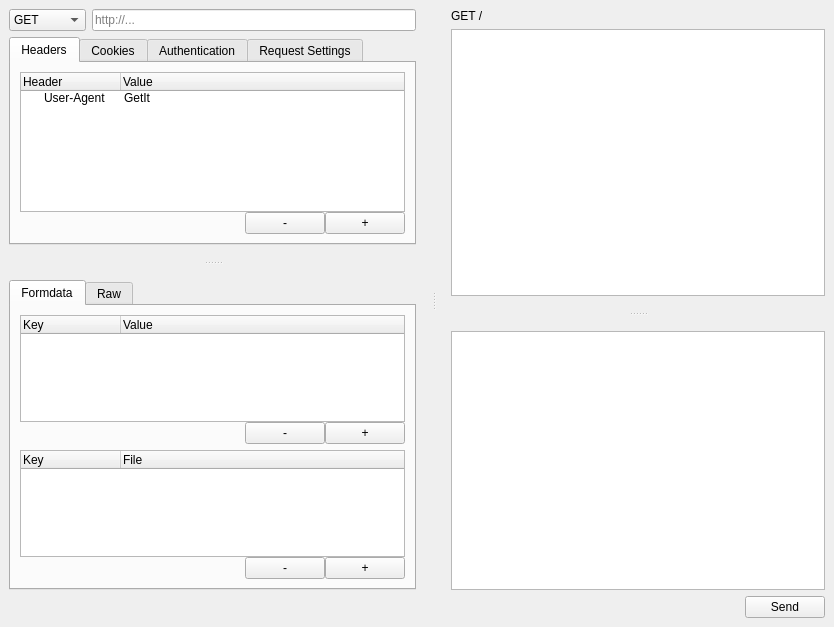
Old version of the form src/gui/MainWindow/MainWindow.ui in the repository 5l1v3r1/GetIt.
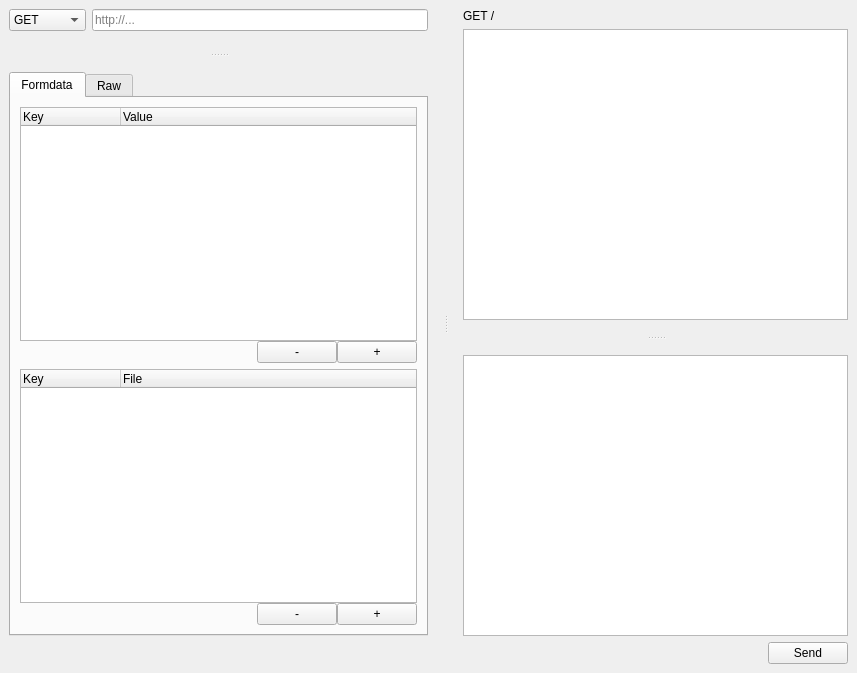
New version of the form.

Commit message: Refactor request info widget

Patch:
```diff
--- a/src/gui/MainWindow/MainWindow.ui
+++ b/src/gui/MainWindow/MainWindow.ui
@@ -6,8 +6,8 @@
    <rect>
     <x>0</x>
     <y>0</y>
-    <width>834</width>
-    <height>627</height>
+    <width>857</width>
+    <height>673</height>
    </rect>
   </property>
   <property name="windowTitle">
@@ -27,7 +27,7 @@
        <bool>false</bool>
       </property>
       <widget class="QWidget" name="">
-       <layout class="QVBoxLayout" name="layoutRequest">
+       <layout class="QVBoxLayout" name="verticalLayout_2">
         <item>
          <layout class="QHBoxLayout" name="horizontalLayout">
           <item>
@@ -79,242 +79,15 @@
          </layout>
         </item>
         <item>
-         <widget class="QSplitter" name="splitterRequestInfoBody">
+         <widget class="QSplitter" name="splitter">
           <property name="orientation">
            <enum>Qt::Vertical</enum>
           </property>
           <property name="handleWidth">
            <number>35</number>
           </property>
-          <widget class="QTabWidget" name="tabpagesRequestInfo">
-           <property name="currentIndex">
-            <number>0</number>
-           </property>
-           <widget class="QWidget" name="tabHeaders">
-            <attribute name="title">
-             <string>Headers</string>
-            </attribute>
-            <layout class="QGridLayout" name="gridLayout_2">
-             <item row="0" column="0">
-              <layout class="QVBoxLayout" name="layoutHeaders">
-               <property name="spacing">
-                <number>0</number>
-               </property>
-               <item>
-                <widget class="QTreeWidget" name="treeHeaders">
-                 <property name="tabKeyNavigation">
-                  <bool>true</bool>
-                 </property>
-                 <property name="alternatingRowColors">
-                  <bool>true</bool>
-                 </property>
-                 <property name="rootIsDecorated">
-                  <bool>true</bool>
-                 </property>
-                 <property name="uniformRowHeights">
-                  <bool>true</bool>
-                 </property>
-                 <property name="sortingEnabled">
-                  <bool>false</bool>
-                 </property>
-                 <property name="animated">
-                  <bool>true</bool>
-                 </property>
-                 <property name="allColumnsShowFocus">
-                  <bool>true</bool>
-                 </property>
-                 <attribute name="headerMinimumSectionSize">
-                  <number>19</number>
-                 </attribute>
-                 <column>
-                  <property name="text">
-                   <string>Header</string>
-                  </property>
-                 </column>
-                 <column>
-                  <property name="text">
-                   <string>Value</string>
-                  </property>
-                 </column>
-                 <item>
-                  <property name="text">
-                   <string>User-Agent</string>
-                  </property>
-                  <property name="text">
-                   <string>GetIt</string>
-                  </property>
-                 </item>
-                </widget>
-               </item>
-               <item>
-                <layout class="QHBoxLayout" name="layoutHeadersButtons">
-                 <property name="spacing">
-                  <number>0</number>
-                 </property>
-                 <item>
-                  <spacer name="spacerHeadersButtons">
-                   <property name="orientation">
-                    <enum>Qt::Horizontal</enum>
-                   </property>
-                   <property name="sizeHint" stdset="0">
-                    <size>
-                     <width>40</width>
-                     <height>20</height>
-                    </size>
-                   </property>
-                  </spacer>
-                 </item>
-                 <item>
-                  <widget class="QPushButton" name="btnRemoveHeader">
-                   <property name="text">
-                    <string>-</string>
-                   </property>
-                  </widget>
-                 </item>
-                 <item>
-                  <widget class="QPushButton" name="btnAddHeader">
-                   <property name="text">
-                    <string>+</string>
-                   </property>
-                  </widget>
-                 </item>
-                </layout>
-               </item>
-              </layout>
-             </item>
-            </layout>
-           </widget>
-           <widget class="QWidget" name="tabCookies">
-            <attribute name="title">
-             <string>Cookies</string>
-            </attribute>
-            <layout class="QGridLayout" name="gridLayout_4">
-             <item row="0" column="0">
-              <layout class="QVBoxLayout" name="layoutCookies">
-               <property name="spacing">
-                <number>0</number>
-               </property>
-               <item>
-                <widget class="QTreeWidget" name="treeCookies">
-                 <property name="tabKeyNavigation">
-                  <bool>true</bool>
-                 </property>
-                 <property name="alternatingRowColors">
-                  <bool>true</bool>
-                 </property>
-                 <property name="rootIsDecorated">
-                  <bool>true</bool>
-                 </property>
-                 <property name="uniformRowHeights">
-                  <bool>true</bool>
-                 </property>
-                 <property name="sortingEnabled">
-                  <bool>false</bool>
-                 </property>
-                 <property name="animated">
-                  <bool>true</bool>
-                 </property>
-                 <property name="allColumnsShowFocus">
-                  <bool>true</bool>
-                 </property>
-                 <attribute name="headerMinimumSectionSize">
-                  <number>19</number>
-                 </attribute>
-                 <column>
-                  <property name="text">
-                   <string>Cookie</string>
-                  </property>
-                 </column>
-                 <column>
-                  <property name="text">
-                   <string>Value</string>
-                  </property>
-                 </column>
-                </widget>
-               </item>
-               <item>
-                <layout class="QHBoxLayout" name="layoutCookesTreeButtons">
-                 <property name="spacing">
-                  <number>0</number>
-                 </property>
-                 <item>
-                  <spacer name="spacerCookiesButtons">
-                   <property name="orientation">
-                    <enum>Qt::Horizontal</enum>
-                   </property>
-                   <property name="sizeHint" stdset="0">
-                    <size>
-                     <width>40</width>
-                     <height>20</height>
-                    </size>
-                   </property>
-                  </spacer>
-                 </item>
-                 <item>
-                  <widget class="QPushButton" name="btnRemoveCookie">
-                   <property name="text">
-                    <string>-</string>
-                   </property>
-                  </widget>
-                 </item>
-                 <item>
-                  <widget class="QPushButton" name="btnAddCookie">
-                   <property name="text">
-                    <string>+</string>
-                   </property>
-                  </widget>
-                 </item>
-                </layout>
-               </item>
-              </layout>
-             </item>
-            </layout>
-           </widget>
-           <widget class="QWidget" name="tabAuthentication">
-            <attribute name="title">
-             <string>Authentication</string>
-            </attribute>
-           </widget>
-           <widget class="QWidget" name="tabRequestSettings">
-            <attribute name="title">
-             <string>Request Settings</string>
-            </attribute>
-            <layout class="QVBoxLayout" name="verticalLayout_2">
-             <item>
-              <widget class="QCheckBox" name="enabledFollowRedirects">
-               <property name="text">
-                <string>Follow redirects</string>
-               </property>
-               <property name="checked">
-                <bool>true</bool>
-               </property>
-              </widget>
-             </item>
-             <item>
-              <widget class="QCheckBox" name="enableValidateX509Certificates">
-               <property name="text">
-                <string>Validate X.509 certificates</string>
-               </property>
-               <property name="checked">
-                <bool>true</bool>
-               </property>
-              </widget>
-             </item>
-             <item>
-              <spacer name="verticalSpacer">
-               <property name="orientation">
-                <enum>Qt::Vertical</enum>
-               </property>
-               <property name="sizeHint" stdset="0">
-                <size>
-                 <width>20</width>
-                 <height>230</height>
-                </size>
-               </property>
-              </spacer>
-             </item>
-            </layout>
-           </widget>
+          <widget class="QWidget" name="gridLayoutWidget">
+           <layout class="QGridLayout" name="requestInfoWidget"/>
           </widget>
           <widget class="QTabWidget" name="tabpagesBody">
            <property name="currentIndex">
@@ -518,7 +291,7 @@
        <property name="handleWidth">
         <number>35</number>
        </property>
-       <widget class="QWidget" name="">
+       <widget class="QWidget" name="layoutWidget">
         <layout class="QVBoxLayout" name="layoutResponseMethodUriHeaders">
          <item>
           <widget class="QLabel" name="lblRequestMethodUri">
```
Left out of the diff: 9 changed lines with no effect on the pictures. The commit also changes 20 other files.
